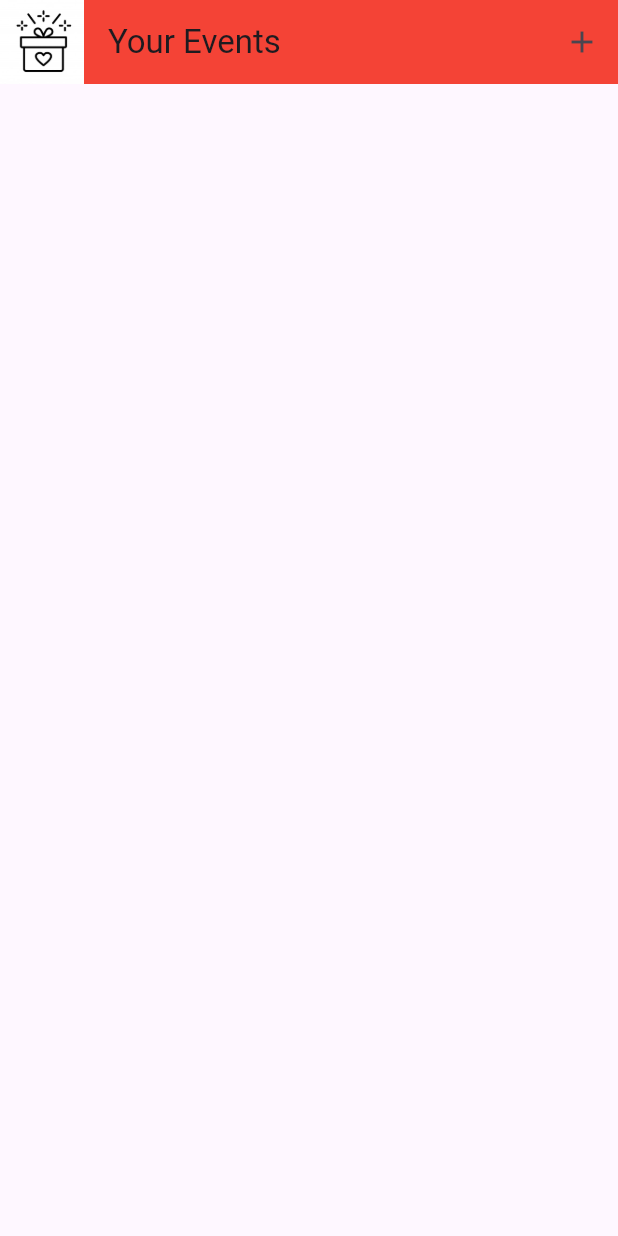
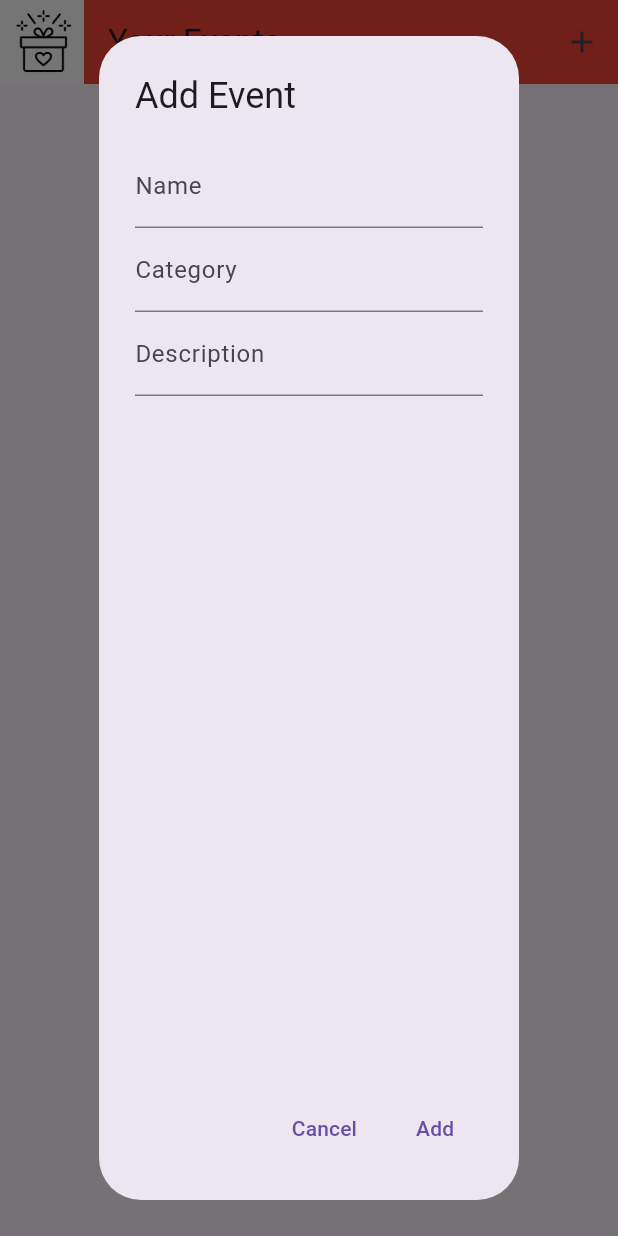
Before and after one commit to DevYehia/Hediaty-Gifter, a Flutter app: the EventPage screen opened directly, after a tap on the "add" icon, on a phone screen of 412 x 824 dp. Run offline on Flutter 3.47's test engine with Material 3 defaults, Android fonts, the phone set to English and light mode, and no system bars; our stand-ins replace firebase_auth, firebase_core, firebase_database, sqflite; accounts and stored records are empty.

Commit message:
Integrated Events with Firebase, Events Creation Complete (except date and location)

```diff
--- /dev/null
+++ b/hediaty/lib/CustomWidgets/eventCreationDialog.dart
@@ -0,0 +1,89 @@
+import 'package:flutter/material.dart';
+import 'package:hediaty/Models/LoggedUser.dart';
+import 'package:hediaty/Models/event.dart';
+
+class EventCreationDialog extends StatelessWidget{
+
+  final eventNameController = TextEditingController();
+  final eventCategoryController = TextEditingController();
+  final eventDescriptionController = TextEditingController();
+  @override
+  Widget build(BuildContext context) {
+
+
+    var globalFormKey = GlobalKey<FormState>();
+   return AlertDialog(
+      title: Text('Add Event'),
+      content: Form(
+        key: globalFormKey,
+        child: Column(
+                  children: [
+                    TextFormField(
+                      controller: eventNameController,
+                      decoration: InputDecoration(
+                        labelText: "Name",
+                      ),
+                      validator: (value) {
+                        if (value == null || value.isEmpty) {
+                          return 'Please enter the event\'s name';
+                        }
+                        return null;
+                      },
+                    ),
+                    TextFormField(
+                      controller: eventCategoryController,
+                      decoration: InputDecoration(
+                        labelText: "Category",
+                      ),
+                      validator: (value) {
+                        if (value == null || value.isEmpty) {
+                          return 'Please enter your category';
+                        }
+                        return null;
+                      },
+                    ),
+                    TextFormField(
+                      controller: eventDescriptionController,
+                      decoration: InputDecoration(
+                      labelText: "Description",
+                      ),
+                    ),
+
+                  ],
+        )
+      ),
+                  actions: [
+                    TextButton(
+                      onPressed: () {
+                        Navigator.of(context).pop(); // Close the dialog
+                      },
+                      child: Text('Cancel'),
+                    ),
+                    TextButton(
+                      onPressed: () async{
+                        if(globalFormKey.currentState!.validate()){
+                          Map<String, Object?> eventData = {
+                            'name' : eventNameController.text,
+                            'date' : "2011-11-22", //To Do --> Add proper date
+                            'category' : eventCategoryController.text,
+                            'location' : 'ElMarg',
+                            'description': eventDescriptionController.text,
+                            'userID' : LoggedUser.getLoggedUser().userID
+                          };
+                          int eventID = await Event.insertEventLocal(eventData);
+                          await Event.insertEventFireBase(eventID, eventData);
+                        }
+                        Navigator.of(context).pop(); // Close the dialog
+                      },
+                      child: Text('Add'),
+                    ),
+                  ],
+      );
+
+
+  }
+
+
+
+
+}
--- a/hediaty/lib/CustomWidgets/eventWidget.dart
+++ b/hediaty/lib/CustomWidgets/eventWidget.dart
@@ -35,6 +35,7 @@ class EventWidget extends StatelessWidget{
             ),
             Padding(
               padding: EdgeInsets.all(paddingPixels),
+              //child: Text(DateFormat.yMd().format(event.eventDate), style: TextStyle(color:Colors.red))
               child: Text(DateFormat.yMd().format(event.eventDate), style: TextStyle(color:Colors.red))
             ),]
         )
--- a/hediaty/lib/Models/LoggedUser.dart
+++ b/hediaty/lib/Models/LoggedUser.dart
@@ -6,7 +6,7 @@ class LoggedUser{
   static UserModel? loggedUser;
   LoggedUser._();
 
-  static Future<UserModel> getLoggedUser() async{
+  static UserModel getLoggedUser(){
     return loggedUser!;
   }
 
--- a/hediaty/lib/Pages/LoginPage.dart
+++ b/hediaty/lib/Pages/LoginPage.dart
@@ -17,7 +17,7 @@ class LoginPage extends StatefulWidget{
 
 class LoginPageState extends State<LoginPage>{
 
-  void authAndRedirect (String email, String password) async{
+  Future<void> authAndRedirect (String email, String password) async{
 
     try{
       final credential = await FirebaseAuth.instance.signInWithEmailAndPassword(
@@ -96,9 +96,9 @@ class LoginPageState extends State<LoginPage>{
                     ),
                     Container(
                       padding: EdgeInsets.only(top: 50),
-                      child: ElevatedButton(onPressed: (){
+                      child: ElevatedButton(onPressed: () async{
                       if(globalFormKey.currentState!.validate()){
-                        authAndRedirect(emailController.text, passController.text);
+                        await authAndRedirect(emailController.text, passController.text);
                       }
                     },
                     child: Text("Login"))
--- a/hediaty/lib/Pages/SignUpPage.dart
+++ b/hediaty/lib/Pages/SignUpPage.dart
@@ -25,7 +25,7 @@ class SignUpPageState extends State<SignUpPage>{
 
     var userListRef = FirebaseDatabase.instance.ref("Users");
     var newUserRef = userListRef.push();
-    newUserRef.set({
+    await newUserRef.set({
       "email" : email,
       "name" : name,
       "phone" : phone
--- a/hediaty/lib/Pages/eventsPage.dart
+++ b/hediaty/lib/Pages/eventsPage.dart
@@ -1,5 +1,7 @@
 import 'package:firebase_auth/firebase_auth.dart';
 import 'package:flutter/material.dart';
+import 'package:hediaty/CustomWidgets/eventCreationDialog.dart';
+import 'package:hediaty/Models/DBManager.dart';
 import 'package:hediaty/Models/LoggedUser.dart';
 import 'package:hediaty/Models/event.dart';
 import 'package:hediaty/CustomWidgets/eventWidget.dart';
@@ -22,11 +24,15 @@ class _EventPageState extends State<EventPage> {
     List<EventWidget> eventList = [];
 
     Future setEventList() async{
-      UserModel? loggedInUser = await LoggedUser.getLoggedUser();
+
+      /*UNCOMMENT TO DELETE ALL EVENTS*/
+      //var db = await DBManager.getDataBase();
+      //await db.rawQuery("DELETE FROM EVENTS");
+      UserModel? loggedInUser = LoggedUser.getLoggedUser();
 
       //To-do
       //get user events locally
-      List<Event> rawEventList = [];
+      List<Event> rawEventList = await Event.getAllEvents(loggedInUser.userID);
       eventList = rawEventList.map((event) => EventWidget(event: event)).toList();
       return eventList;
     }
@@ -51,7 +57,10 @@ class _EventPageState extends State<EventPage> {
 
         actions: <Widget>[
           IconButton(
-            onPressed: (){print("Oi Stop");},
+            onPressed: (){showDialog(context: context, builder: (BuildContext context){
+              return EventCreationDialog();
+            }
+            );},
             tooltip: "Add Event",
             icon: const Icon(Icons.add)),
         ],
```
Also changed, not shown: hediaty/lib/Models/event.dart (+27 -4 lines), hediaty/lib/Pages/homePage.dart (+4 -4 lines), hediaty/lib/main.dart (+11 -24 lines).
